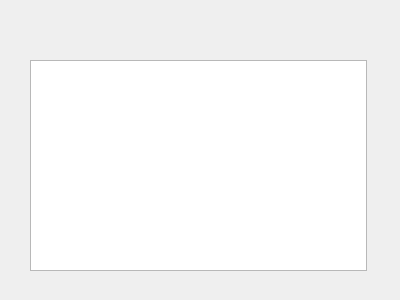
Old version of the form ui/detailwidget.ui in the repository Harry-Chen/OOP-Cash.
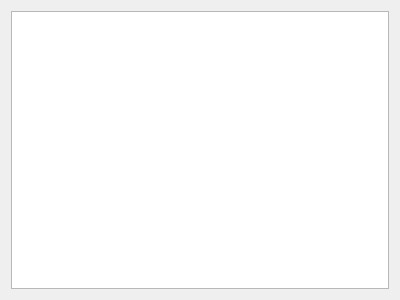
New version of the form.

Patch:
```diff
--- a/ui/detailwidget.ui
+++ b/ui/detailwidget.ui
@@ -13,16 +13,11 @@
   <property name="windowTitle">
    <string>Form</string>
   </property>
-  <widget class="QListWidget" name="listBills">
-   <property name="geometry">
-    <rect>
-     <x>30</x>
-     <y>60</y>
-     <width>337</width>
-     <height>211</height>
-    </rect>
-   </property>
-  </widget>
+  <layout class="QGridLayout" name="gridLayout">
+   <item row="0" column="0">
+    <widget class="QListWidget" name="listBills"/>
+   </item>
+  </layout>
  </widget>
  <resources/>
  <connections/>
```
